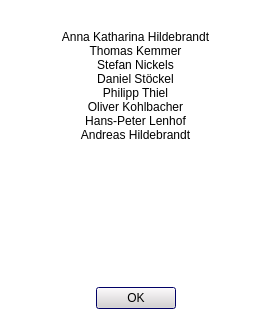
This is source/APPLICATIONS/BALLVIEW/aboutDialog.ui in BALL-Project/ball as Qt 5 draws it before an edit; both pictures show x 0 to 271 and y 214 to 534 of the 271 by 534 pixel window. The edited form follows.
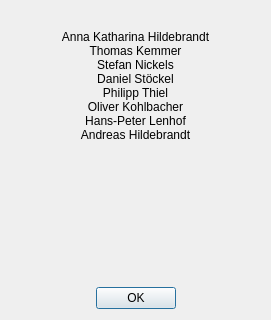
This is the edited form. Icons and pictures are not drawn.

Commit message: feat(999.42/02): strip <palette> blocks from 7 dialogs (Handover §1.1)

What changed in the file:
```diff
--- a/source/APPLICATIONS/BALLVIEW/aboutDialog.ui
+++ b/source/APPLICATIONS/BALLVIEW/aboutDialog.ui
@@ -22,475 +22,6 @@
     <height>415</height>
    </size>
   </property>
-  <property name="palette">
-   <palette>
-    <active>
-     <colorrole role="WindowText">
-      <brush brushstyle="SolidPattern">
-       <color alpha="255">
-        <red>0</red>
-        <green>0</green>
-        <blue>0</blue>
-       </color>
-      </brush>
-     </colorrole>
-     <colorrole role="Button">
-      <brush brushstyle="SolidPattern">
-       <color alpha="255">
-        <red>236</red>
-        <green>233</green>
-        <blue>216</blue>
-       </color>
-      </brush>
-     </colorrole>
-     <colorrole role="Light">
-      <brush brushstyle="SolidPattern">
-       <color alpha="255">
-        <red>255</red>
-        <green>255</green>
-        <blue>255</blue>
-       </color>
-      </brush>
-     </colorrole>
-     <colorrole role="Midlight">
-      <brush brushstyle="SolidPattern">
-       <color alpha="255">
-        <red>245</red>
-        <green>244</green>
-        <blue>235</blue>
-       </color>
-      </brush>
-     </colorrole>
-     <colorrole role="Dark">
-      <brush brushstyle="SolidPattern">
-       <color alpha="255">
-        <red>118</red>
-        <green>116</green>
-        <blue>108</blue>
-       </color>
-      </brush>
-     </colorrole>
-     <colorrole role="Mid">
-      <brush brushstyle="SolidPattern">
-       <color alpha="255">
-        <red>157</red>
-        <green>155</green>
-        <blue>143</blue>
-       </color>
-      </brush>
-     </colorrole>
-     <colorrole role="Text">
-      <brush brushstyle="SolidPattern">
-       <color alpha="255">
-        <red>0</red>
-        <green>0</green>
-        <blue>0</blue>
-       </color>
-      </brush>
-     </colorrole>
-     <colorrole role="BrightText">
-      <brush brushstyle="SolidPattern">
-       <color alpha="255">
-        <red>255</red>
-        <green>255</green>
-        <blue>255</blue>
-       </color>
-      </brush>
-     </colorrole>
-     <colorrole role="ButtonText">
-      <brush brushstyle="SolidPattern">
-       <color alpha="255">
-        <red>0</red>
-        <green>0</green>
-        <blue>0</blue>
-       </color>
-      </brush>
-     </colorrole>
-     <colorrole role="Base">
-      <brush brushstyle="SolidPattern">
-       <color alpha="255">
-        <red>255</red>
-        <green>255</green>
-        <blue>255</blue>
-       </color>
-      </brush>
-     </colorrole>
-     <colorrole role="Window">
-      <brush brushstyle="SolidPattern">
-       <color alpha="255">
-        <red>255</red>
-        <green>255</green>
-        <blue>255</blue>
-       </color>
-      </brush>
-     </colorrole>
-     <colorrole role="Shadow">
-      <brush brushstyle="SolidPattern">
-       <color alpha="255">
-        <red>0</red>
-        <green>0</green>
-        <blue>0</blue>
-       </color>
-      </brush>
-     </colorrole>
-     <colorrole role="Highlight">
-      <brush brushstyle="SolidPattern">
-       <color alpha="255">
-        <red>0</red>
-        <green>0</green>
-        <blue>128</blue>
-       </color>
-      </brush>
-     </colorrole>
-     <colorrole role="HighlightedText">
-      <brush brushstyle="SolidPattern">
-       <color alpha="255">
-        <red>255</red>
-        <green>255</green>
-        <blue>255</blue>
-       </color>
-      </brush>
-     </colorrole>
-     <colorrole role="Link">
-      <brush brushstyle="SolidPattern">
-       <color alpha="255">
-        <red>0</red>
-        <green>0</green>
-        <blue>0</blue>
-       </color>
-      </brush>
-     </colorrole>
-     <colorrole role="LinkVisited">
-      <brush brushstyle="SolidPattern">
-       <color alpha="255">
-        <red>0</red>
-        <green>0</green>
-        <blue>0</blue>
-       </color>
-      </brush>
-     </colorrole>
-     <colorrole role="AlternateBase">
-      <brush brushstyle="SolidPattern">
-       <color alpha="255">
-        <red>232</red>
-        <green>232</green>
-        <blue>232</blue>
-       </color>
-      </brush>
-     </colorrole>
-    </active>
-    <inactive>
-     <colorrole role="WindowText">
-      <brush brushstyle="SolidPattern">
-       <color alpha="255">
-        <red>0</red>
-        <green>0</green>
-        <blue>0</blue>
-       </color>
-      </brush>
-     </colorrole>
-     <colorrole role="Button">
-      <brush brushstyle="SolidPattern">
-       <color alpha="255">
-        <red>236</red>
-        <green>233</green>
-        <blue>216</blue>
-       </color>
-      </brush>
-     </colorrole>
-     <colorrole role="Light">
-      <brush brushstyle="SolidPattern">
-       <color alpha="255">
-        <red>255</red>
-        <green>255</green>
-        <blue>255</blue>
-       </color>
-      </brush>
-     </colorrole>
-     <colorrole role="Midlight">
-      <brush brushstyle="SolidPattern">
-       <color alpha="255">
-        <red>255</red>
-        <green>254</green>
-        <blue>249</blue>
-       </color>
-      </brush>
-     </colorrole>
-     <colorrole role="Dark">
-      <brush brushstyle="SolidPattern">
-       <color alpha="255">
-        <red>118</red>
-        <green>116</green>
-        <blue>108</blue>
-       </color>
-      </brush>
-     </colorrole>
-     <colorrole role="Mid">
-      <brush brushstyle="SolidPattern">
-       <color alpha="255">
-        <red>157</red>
-        <green>155</green>
-        <blue>143</blue>
-       </color>
-      </brush>
-     </colorrole>
-     <colorrole role="Text">
-      <brush brushstyle="SolidPattern">
-       <color alpha="255">
-        <red>0</red>
-        <green>0</green>
-        <blue>0</blue>
-       </color>
-      </brush>
-     </colorrole>
-     <colorrole role="BrightText">
-      <brush brushstyle="SolidPattern">
-       <color alpha="255">
-        <red>255</red>
-        <green>255</green>
-        <blue>255</blue>
-       </color>
-      </brush>
-     </colorrole>
-     <colorrole role="ButtonText">
-      <brush brushstyle="SolidPattern">
-       <color alpha="255">
-        <red>0</red>
-        <green>0</green>
-        <blue>0</blue>
-       </color>
-      </brush>
-     </colorrole>
-     <colorrole role="Base">
-      <brush brushstyle="SolidPattern">
-       <color alpha="255">
-        <red>255</red>
-        <green>255</green>
-        <blue>255</blue>
-       </color>
-      </brush>
-     </colorrole>
-     <colorrole role="Window">
-      <brush brushstyle="SolidPattern">
-       <color alpha="255">
-        <red>255</red>
-        <green>255</green>
-        <blue>255</blue>
-       </color>
-      </brush>
-     </colorrole>
-     <colorrole role="Shadow">
-      <brush brushstyle="SolidPattern">
-       <color alpha="255">
-        <red>0</red>
-        <green>0</green>
-        <blue>0</blue>
-       </color>
-      </brush>
-     </colorrole>
-     <colorrole role="Highlight">
-      <brush brushstyle="SolidPattern">
-       <color alpha="255">
-        <red>0</red>
-        <green>0</green>
-        <blue>128</blue>
-       </color>
-      </brush>
-     </colorrole>
-     <colorrole role="HighlightedText">
-      <brush brushstyle="SolidPattern">
-       <color alpha="255">
-        <red>255</red>
-        <green>255</green>
-        <blue>255</blue>
-       </color>
-      </brush>
-     </colorrole>
-     <colorrole role="Link">
-      <brush brushstyle="SolidPattern">
-       <color alpha="255">
-        <red>0</red>
-        <green>0</green>
-        <blue>255</blue>
-       </color>
-      </brush>
-     </colorrole>
-     <colorrole role="LinkVisited">
-      <brush brushstyle="SolidPattern">
-       <color alpha="255">
-        <red>255</red>
-        <green>0</green>
-        <blue>255</blue>
-       </color>
-      </brush>
-     </colorrole>
-     <colorrole role="AlternateBase">
-      <brush brushstyle="SolidPattern">
-       <color alpha="255">
-        <red>232</red>
-        <green>232</green>
-        <blue>232</blue>
-       </color>
-      </brush>
-     </colorrole>
-    </inactive>
-    <disabled>
-     <colorrole role="WindowText">
-      <brush brushstyle="SolidPattern">
-       <color alpha="255">
-        <red>128</red>
-        <green>128</green>
-        <blue>128</blue>
-       </color>
-      </brush>
-     </colorrole>
-     <colorrole role="Button">
-      <brush brushstyle="SolidPattern">
-       <color alpha="255">
-        <red>236</red>
-        <green>233</green>
-        <blue>216</blue>
-       </color>
-      </brush>
-     </colorrole>
-     <colorrole role="Light">
-      <brush brushstyle="SolidPattern">
-       <color alpha="255">
-        <red>255</red>
-        <green>255</green>
-        <blue>255</blue>
-       </color>
-      </brush>
-     </colorrole>
-     <colorrole role="Midlight">
-      <brush brushstyle="SolidPattern">
-       <color alpha="255">
-        <red>255</red>
-        <green>254</green>
-        <blue>249</blue>
-       </color>
-      </brush>
-     </colorrole>
-     <colorrole role="Dark">
-      <brush brushstyle="SolidPattern">
-       <color alpha="255">
-        <red>118</red>
-        <green>116</green>
-        <blue>108</blue>
-       </color>
-      </brush>
-     </colorrole>
-     <colorrole role="Mid">
-      <brush brushstyle="SolidPattern">
-       <color alpha="255">
-        <red>157</red>
-        <green>155</green>
-        <blue>143</blue>
-       </color>
-      </brush>
-     </colorrole>
-     <colorrole role="Text">
-      <brush brushstyle="SolidPattern">
-       <color alpha="255">
-        <red>128</red>
-        <green>128</green>
-        <blue>128</blue>
-       </color>
-      </brush>
-     </colorrole>
-     <colorrole role="BrightText">
-      <brush brushstyle="SolidPattern">
-       <color alpha="255">
-        <red>255</red>
-        <green>255</green>
-        <blue>255</blue>
-       </color>
-      </brush>
-     </colorrole>
-     <colorrole role="ButtonText">
-      <brush brushstyle="SolidPattern">
-       <color alpha="255">
-        <red>128</red>
-        <green>128</green>
-        <blue>128</blue>
-       </color>
-      </brush>
-     </colorrole>
-     <colorrole role="Base">
-      <brush brushstyle="SolidPattern">
-       <color alpha="255">
-        <red>255</red>
-        <green>255</green>
-        <blue>255</blue>
-       </color>
-      </brush>
-     </colorrole>
-     <colorrole role="Window">
-      <brush brushstyle="SolidPattern">
-       <color alpha="255">
-        <red>255</red>
-        <green>255</green>
-        <blue>255</blue>
-       </color>
-      </brush>
-     </colorrole>
-     <colorrole role="Shadow">
-      <brush brushstyle="SolidPattern">
-       <color alpha="255">
-        <red>0</red>
-        <green>0</green>
-        <blue>0</blue>
-       </color>
-      </brush>
-     </colorrole>
-     <colorrole role="Highlight">
-      <brush brushstyle="SolidPattern">
-       <color alpha="255">
-        <red>0</red>
-        <green>0</green>
-        <blue>128</blue>
-       </color>
-      </brush>
-     </colorrole>
-     <colorrole role="HighlightedText">
-      <brush brushstyle="SolidPattern">
-       <color alpha="255">
-        <red>255</red>
-        <green>255</green>
-        <blue>255</blue>
-       </color>
-      </brush>
-     </colorrole>
-     <colorrole role="Link">
-      <brush brushstyle="SolidPattern">
-       <color alpha="255">
-        <red>0</red>
-        <green>0</green>
-        <blue>255</blue>
-       </color>
-      </brush>
-     </colorrole>
-     <colorrole role="LinkVisited">
-      <brush brushstyle="SolidPattern">
-       <color alpha="255">
-        <red>255</red>
-        <green>0</green>
-        <blue>255</blue>
-       </color>
-      </brush>
-     </colorrole>
-     <colorrole role="AlternateBase">
-      <brush brushstyle="SolidPattern">
-       <color alpha="255">
-        <red>232</red>
-        <green>232</green>
-        <blue>232</blue>
-       </color>
-      </brush>
-     </colorrole>
-    </disabled>
-   </palette>
-  </property>
   <property name="windowTitle">
    <string>About BALLView</string>
   </property>
```
The commit also changes 7 other files.
